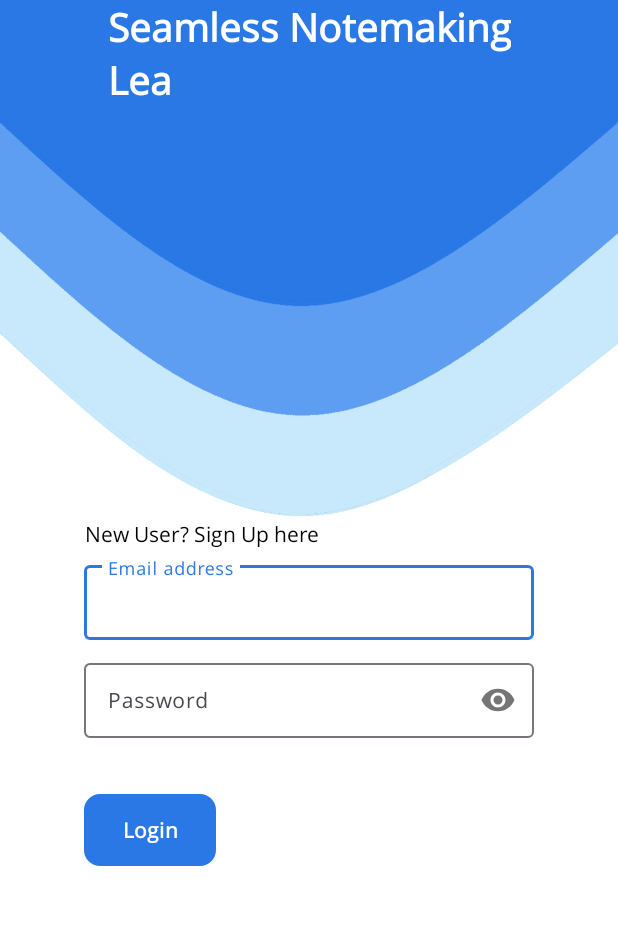
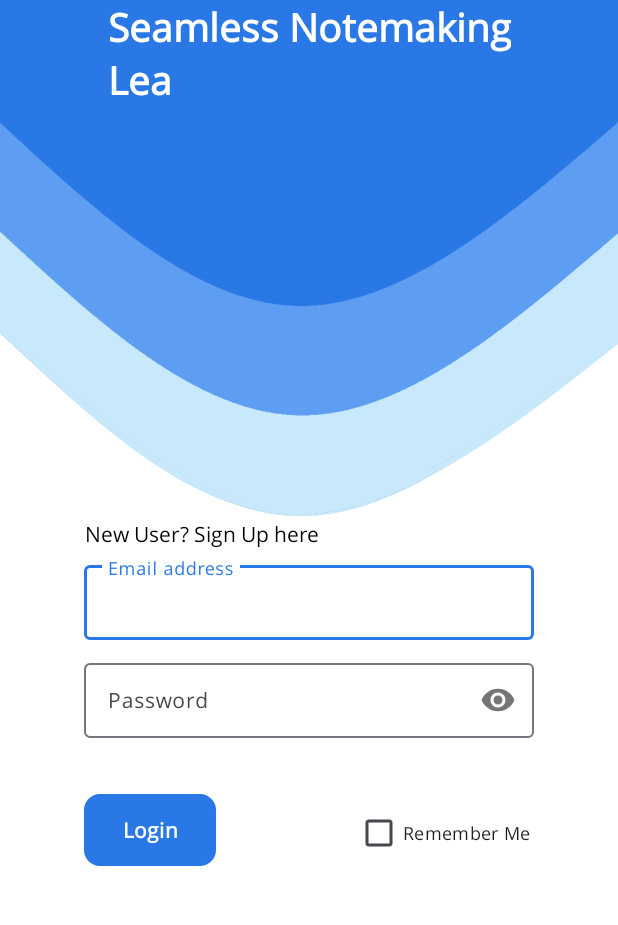
Before and after one commit to Dhruv16S/StudyMate, an Android app: the screen it shows after launch (MainActivity), on a phone screen of 412 x 824 dp, the part 309-1234 px from its top. Run offline under Robolectric (Android 15) with nearby library versions, the light colour scheme and no system bars; libraries missing offline, so code that uses them is left out: io.appwrite, io.appwrite.services.

Commit message:
Add Remember Feature

```diff
--- a/app/src/main/java/com/example/studymate/MainActivity.kt
+++ b/app/src/main/java/com/example/studymate/MainActivity.kt
@@ -2,14 +2,15 @@ package com.example.studymate
 
 import android.content.Context
 import android.content.Intent
+import android.content.SharedPreferences
 import android.os.Bundle
 import android.os.Handler
 import android.text.TextUtils
-import android.util.Log
 import android.util.Patterns
 import android.view.MotionEvent
 import android.view.inputmethod.InputMethodManager
 import android.widget.Button
+import android.widget.CheckBox
 import android.widget.EditText
 import android.widget.TextView
 import android.widget.Toast
@@ -29,6 +30,9 @@ class MainActivity : AppCompatActivity() {
     private lateinit var emailAddress : EditText
     private lateinit var password : EditText
     private lateinit var login : Button
+    private lateinit var loginCheckBox : CheckBox
+    private lateinit var preferences: SharedPreferences
+    var remember : Boolean = false
     override fun onCreate(savedInstanceState: Bundle?) {
         super.onCreate(savedInstanceState)
         setContentView(R.layout.activity_main)
@@ -37,6 +41,14 @@ class MainActivity : AppCompatActivity() {
         emailAddress = findViewById(R.id.editTextUsername)
         password = findViewById(R.id.editTextPassword)
         login = findViewById(R.id.login)
+        loginCheckBox = findViewById(R.id.loginRemember)
+
+        preferences = getSharedPreferences("SHARED_PREF", Context.MODE_PRIVATE)
+        remember = preferences.getBoolean("CHECKBOX", false)
+
+        if(remember){
+            checkUser(preferences.getString("Email", " "), preferences.getString("Pwd", " "))
+        }
 
         signUp.setOnClickListener {
             startActivity(Intent(this@MainActivity, SignUp::class.java))
@@ -51,7 +63,13 @@ class MainActivity : AppCompatActivity() {
             else if(!isValidEmail(userEmail))
                 Toast.makeText(this, "Enter a valid Email address", Toast.LENGTH_SHORT).show()
             else {
-                // Fetch data from database, and compare email address and password
+                if(loginCheckBox.isChecked){
+                    val editor : SharedPreferences.Editor = preferences.edit()
+                    editor.putString("Email", userEmail)
+                    editor.putString("Pwd", userPwd)
+                    editor.putBoolean("CHECKBOX", true)
+                    editor.apply()
+                }
                 checkUser(userEmail, userPwd)
             }
         }
@@ -80,7 +98,7 @@ class MainActivity : AppCompatActivity() {
         }
         handler.postDelayed(runnable, delayMillis.toLong())
     }
-    private fun checkUser(userEmail: String, userPwd: String) {
+    private fun checkUser(userEmail: String?, userPwd: String?) {
         val client = Client(this)
             .setEndpoint("https://cloud.appwrite.io/v1")
             .setProject("64734c27ee025a6ee21c")
@@ -90,8 +108,8 @@ class MainActivity : AppCompatActivity() {
         GlobalScope.launch(Dispatchers.Main) {
             try {
                 val response = account.createEmailSession(
-                    email = userEmail,
-                    password = userPwd,
+                    email = userEmail.toString(),
+                    password = userPwd.toString(),
                 )
                 // Handle successful login
                 val intent = Intent(this@MainActivity, HomePage::class.java)
--- a/app/src/main/res/layout/activity_main.xml
+++ b/app/src/main/res/layout/activity_main.xml
@@ -38,7 +38,7 @@
             android:inputType="textEmailAddress"
             android:fontFamily="@font/open_sans"
             android:textColor="@color/black"
-            android:textSize="14dp"/>
+            android:textSize="14sp"/>
 
     </com.google.android.material.textfield.TextInputLayout>
 
@@ -61,7 +61,7 @@
             android:inputType="textPassword"
             android:fontFamily="@font/open_sans"
             android:textColor="@color/black"
-            android:textSize="14dp"/>
+            android:textSize="14sp"/>
 
     </com.google.android.material.textfield.TextInputLayout>
 
@@ -98,13 +98,27 @@
         android:background="@drawable/button_template"
         android:fontFamily="@font/open_sans"
         android:text="Login"
+        android:textColor="@color/white"
         android:textStyle="bold"
         app:layout_constraintBottom_toBottomOf="parent"
         app:layout_constraintEnd_toEndOf="parent"
         app:layout_constraintHorizontal_bias="0.173"
         app:layout_constraintStart_toStartOf="parent"
-        app:layout_constraintTop_toBottomOf="@+id/textInputLayoutPassword"
-        android:textColor="@color/white" />
+        app:layout_constraintTop_toBottomOf="@+id/textInputLayoutPassword" />
+
+    <CheckBox
+        android:id="@+id/loginRemember"
+        android:layout_width="wrap_content"
+        android:layout_height="wrap_content"
+        android:layout_marginStart="91dp"
+        android:fontFamily="@font/open_sans"
+        android:text="Remember Me"
+        android:textSize="12sp"
+        app:layout_constraintBottom_toBottomOf="parent"
+        app:layout_constraintEnd_toEndOf="parent"
+        app:layout_constraintHorizontal_bias="0.02"
+        app:layout_constraintStart_toEndOf="@+id/login"
+        app:layout_constraintTop_toBottomOf="@+id/textInputLayoutPassword" />
     <!-- Login Button -->
 
 </androidx.constraintlayout.widget.ConstraintLayout>
```
Also changed, not shown: app/src/main/java/com/example/studymate/SignUp.kt (+16 -5 lines), app/src/main/res/layout/activity_sign_up.xml (+16 -2 lines).
